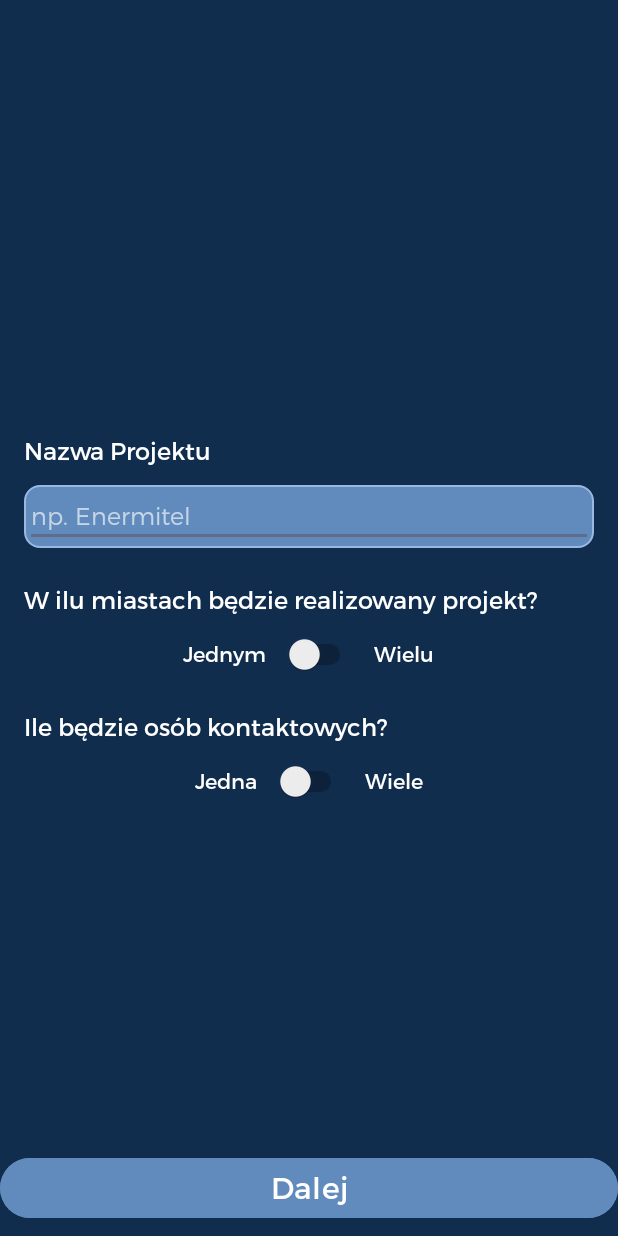
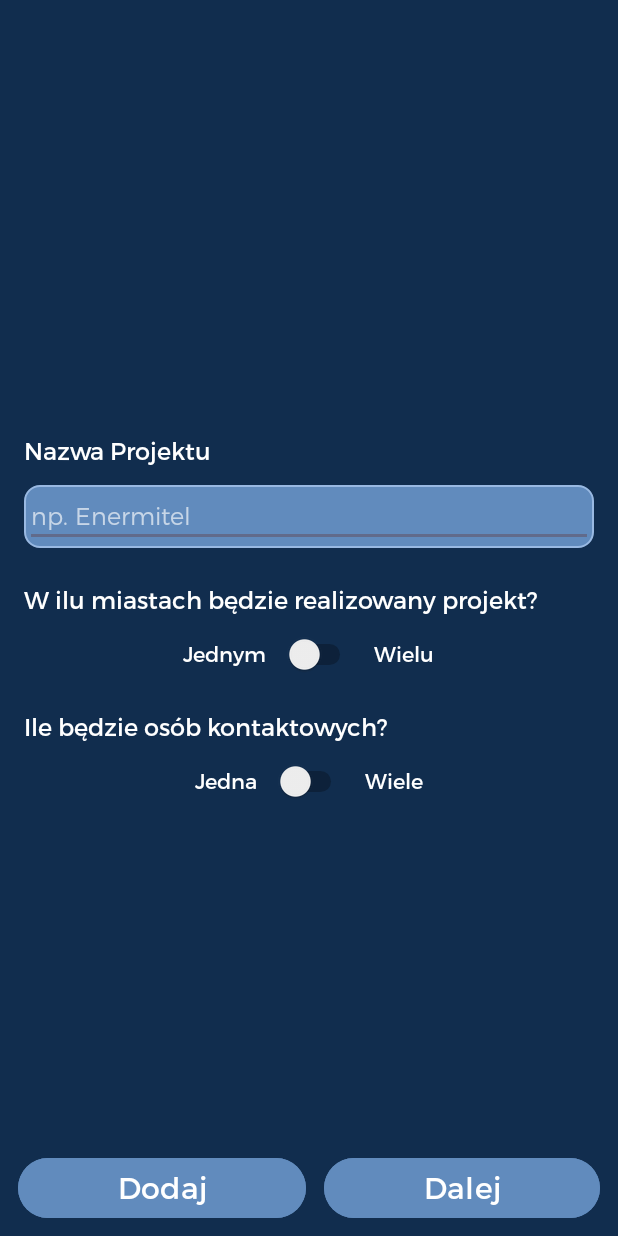
Before and after one commit to tobtor/VoltVortex, an Android app: the screen it shows after launch (AddProjectWindowStep1), after a tap on "Dodaj Projekt", on a phone screen of 412 x 824 dp. Run offline under Robolectric (Android 15) with nearby library versions, the phone set to English and light mode, and no system bars.

```diff
--- a/app/src/main/java/com/example/voltvortex/AddProjectWindow/AddProjectWindowStep1.java
+++ b/app/src/main/java/com/example/voltvortex/AddProjectWindow/AddProjectWindowStep1.java
@@ -9,36 +9,49 @@ import android.widget.Switch;
 import androidx.appcompat.app.AppCompatActivity;
 import android.os.Bundle;
 import com.example.voltvortex.MainActivity;
-import com.example.voltvortex.Project;
+import com.example.voltvortex.MyDatabaseHelper;
 import com.example.voltvortex.R;
 
 public class AddProjectWindowStep1 extends AppCompatActivity {
 
+    EditText projectName;
+    Button buttonEndStep1, buttonAddToDataBase;
+    @SuppressLint("UseSwitchCompatOrMaterialCode")
+    Switch swichIsManyCities, switchIsManyContactPerson;
+
+    @SuppressLint("MissingInflatedId")
     @Override
     protected void onCreate(Bundle savedInstanceState) {
         super.onCreate(savedInstanceState);
         setContentView(R.layout.activity_addproject_window_step1);
 
-        @SuppressLint({"MissingInflatedId", "LocalSuppress"}) Button addProjectButton = findViewById(R.id.buttonEndStep1);
+        projectName = findViewById(R.id.editTextNazwaProjektu);
+        buttonEndStep1 = findViewById(R.id.buttonEndStep1);
+        buttonAddToDataBase = findViewById(R.id.buttonAddToDataBase);
+        swichIsManyCities = findViewById(R.id.switchDodajProjektPytanie1);
+        switchIsManyContactPerson = findViewById(R.id.switchDodajProjektPytanie2);
 
-        @SuppressLint("UseSwitchCompatOrMaterialCode") Switch swichIsManyCities = findViewById(R.id.switchDodajProjektPytanie1);
-        @SuppressLint("UseSwitchCompatOrMaterialCode") Switch switchIsManyContactPerson = findViewById(R.id.switchDodajProjektPytanie2);
+        buttonAddToDataBase.setOnClickListener(new View.OnClickListener() {
+            public void onClick(View v) {
 
-            addProjectButton.setOnClickListener(new View.OnClickListener() {
+                MyDatabaseHelper myDB = new MyDatabaseHelper(AddProjectWindowStep1.this);
+                myDB.addProject(projectName.getText().toString().trim(),
+                        Boolean.parseBoolean(swichIsManyCities.getText().toString().trim()),
+                        Boolean.parseBoolean(switchIsManyContactPerson.getText().toString().trim()));
+            }
+        });
+
+            buttonEndStep1.setOnClickListener(new View.OnClickListener() {
                 public void onClick(View v) {
 
-                    EditText editTextProjectName = findViewById(R.id.editTextNazwaProjektu);
-                    String textProjectName = editTextProjectName.getText().toString();
                     boolean isManyCities = swichIsManyCities.isChecked();
                     boolean isManyContactPerson = switchIsManyContactPerson.isChecked();
 
-                    Project project = new Project(textProjectName, isManyCities, isManyContactPerson);
-
-                    if(!project.isManyCities()) {
+                    if(!isManyCities) {
                         Intent intent = new Intent(AddProjectWindowStep1.this, AddProjectWindowStep2.class);
                         startActivity(intent);
                     }
-                    else if(!project.isManyContactPerson()) {
+                    else if(!isManyContactPerson) {
                         Intent intent = new Intent(AddProjectWindowStep1.this, AddProjectWindowStep3.class);
                         startActivity(intent);
                     }
--- a/app/src/main/java/com/example/voltvortex/MainActivity.java
+++ b/app/src/main/java/com/example/voltvortex/MainActivity.java
@@ -9,13 +9,15 @@ import com.example.voltvortex.AddProjectWindow.AddProjectWindowStep1;
 
 public class MainActivity extends AppCompatActivity {
 
+    Button addProjectButton;
+
     @Override
     protected void onCreate(Bundle savedInstanceState) {
         super.onCreate(savedInstanceState);
         setContentView(R.layout.activity_main);
 
 
-        Button addProjectButton = findViewById(R.id.addProjectButton);
+        addProjectButton = findViewById(R.id.addProjectButton);
         addProjectButton.setOnClickListener(new View.OnClickListener() {
             @Override
             public void onClick(View v) {
--- a/app/src/main/res/layout/activity_addproject_window_step1.xml
+++ b/app/src/main/res/layout/activity_addproject_window_step1.xml
@@ -126,6 +126,16 @@
           android:layout_width="match_parent"
           android:layout_height="wrap_content" app:layout_constraintBottom_toBottomOf="parent">
     <Button
+            android:text="Dodaj"
+            android:layout_width="wrap_content"
+            android:layout_height="wrap_content"
+            android:backgroundTint="@color/buttonNormalColor"
+            android:id="@+id/buttonAddToDataBase"
+            android:layout_weight="1"
+            android:textSize="20sp"
+            android:layout_marginBottom="8dp"
+            android:layout_marginLeft="12dp"/>
+    <Button
             android:text="Dalej"
             android:layout_width="wrap_content"
             android:layout_height="wrap_content"
@@ -133,7 +143,9 @@
             android:id="@+id/buttonEndStep1"
             android:layout_weight="1"
             android:textSize="20sp"
-            android:layout_marginBottom="8dp"/>
+            android:layout_marginBottom="8dp"
+            android:layout_marginLeft="12dp"
+            android:layout_marginRight="12dp"/>
   </LinearLayout>
 
 
```
Also changed, not shown: app/src/main/java/com/example/voltvortex/AddProjectWindow/AddProjectWindowStep2.java (+0 -19 lines), app/src/main/java/com/example/voltvortex/MyDataaBaseHelper.java (deleted, +0 -42 lines), app/src/main/java/com/example/voltvortex/MyDatabaseHelper.java (added, +58 -0 lines).
